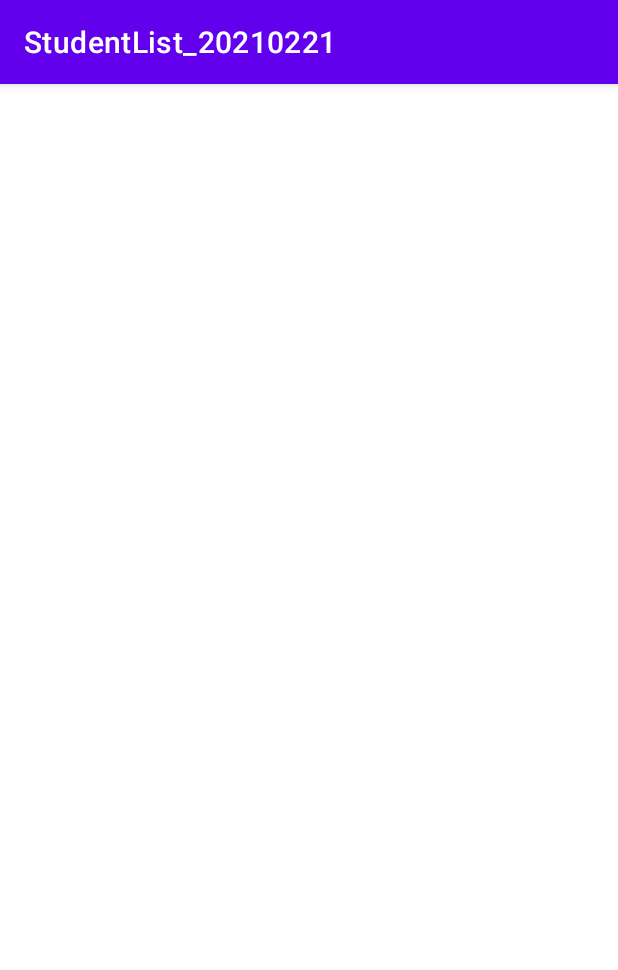
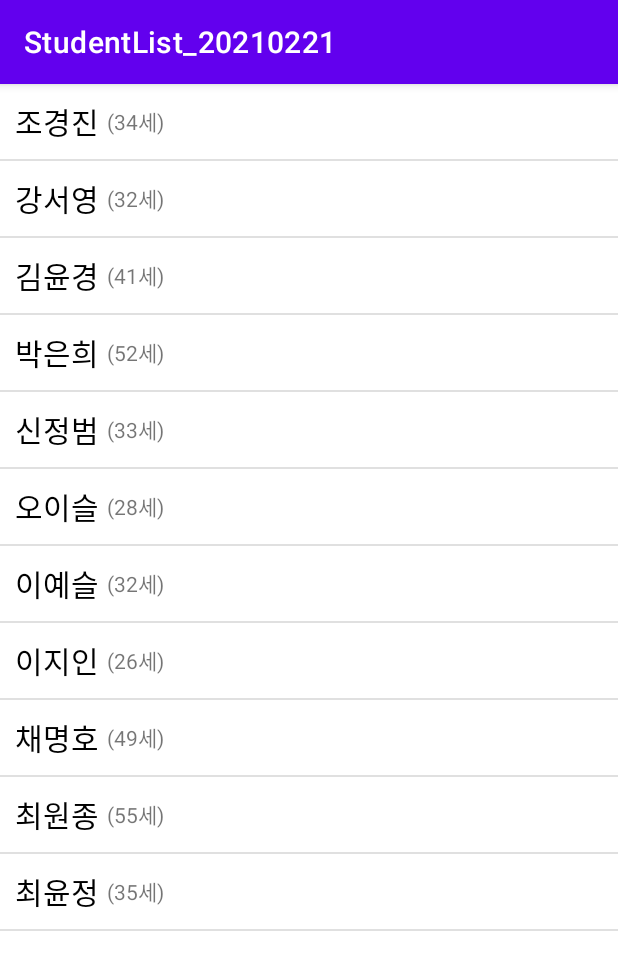
Before and after one commit to KIMHAUN/StudentList_20210221, an Android app: the screen it shows after launch (MainActivity), on a phone screen of 412 x 824 dp. Shown: the top 970 px of the screen. Run offline under Robolectric (Android 15) with nearby library versions, the phone set to English and light mode, and no system bars.

Commit message:
어댑터 xml Arraylist 조합 리스트뷰에 부착
어댑터 - getView 함수 수정 (실 데이터 반영)
but 나이는 아직 제대로 계산되지 않음

실제 나이 계산 로직 추가

리스트뷰 클릭 이벤트 추가

롱클릭 추가 이벤트

롱클릭 이벤트 변경 - 목록 제거 / 리스트뷰 새로 고침

롱클릭 이벤트 변경 - 경고창 확인시에만 삭제 진행

```diff
--- a/app/build.gradle
+++ b/app/build.gradle
@@ -1,6 +1,7 @@
 plugins {
     id 'com.android.application'
     id 'kotlin-android'
+    id 'kotlin-android-extensions'
 }
 
 android {
--- a/app/src/main/java/kr/co/neoplus/studentlist_20210221/MainActivity.kt
+++ b/app/src/main/java/kr/co/neoplus/studentlist_20210221/MainActivity.kt
@@ -1,17 +1,23 @@
 package kr.co.neoplus.studentlist_20210221
 
+import android.content.DialogInterface
 import androidx.appcompat.app.AppCompatActivity
 import android.os.Bundle
+import android.widget.Toast
+import androidx.appcompat.app.AlertDialog
+import kotlinx.android.synthetic.main.activity_main.*
+import kr.co.neoplus.studentlist_20210221.adapters.StudentAdapter
 import kr.co.neoplus.studentlist_20210221.datas.Student
 
 class MainActivity : AppCompatActivity() {
 
     val mStudentList = ArrayList<Student>()
 
+    lateinit var mAdapter : StudentAdapter
+
     override fun onCreate(savedInstanceState: Bundle?) {
         super.onCreate(savedInstanceState)
         setContentView(R.layout.activity_main)
-
 
         mStudentList.add(Student("조경진", 1988))
         mStudentList.add(Student("강서영", 1990))
@@ -25,5 +31,44 @@ class MainActivity : AppCompatActivity() {
         mStudentList.add(Student("최원종", 1967))
         mStudentList.add(Student("최윤정", 1987))
 
+        mAdapter = StudentAdapter(this, R.layout.student_list_item, mStudentList)
+
+        studentListView.adapter = mAdapter
+
+        studentListView.setOnItemClickListener { parent, view, position, id ->
+
+            val clickedStudent = mStudentList[position]
+            Toast.makeText(this, clickedStudent.name, Toast.LENGTH_SHORT).show()
+
+        }
+
+        studentListView.setOnItemLongClickListener { parent, view, position, id ->
+
+//            val std = mStudentList[position]
+//            Toast.makeText(this, "${std.name} 길게 눌림", Toast.LENGTH_SHORT).show()
+
+            val alert = AlertDialog.Builder(this)
+            alert.setTitle("삭제 확인")
+            alert.setMessage("정말 삭제하시겠습니까?")
+            alert.setPositiveButton("확인", DialogInterface.OnClickListener { dialog, which ->
+                mStudentList.removeAt(position)
+                mAdapter.notifyDataSetChanged()
+            })
+            alert.setNegativeButton("아니오", null)
+            alert.show()
+
+            return@setOnItemLongClickListener true
+
+        }
+
+
+
+
+
+
+
+
+
+
     }
 }
--- a/app/src/main/java/kr/co/neoplus/studentlist_20210221/adapters/StudentAdapter.kt
+++ b/app/src/main/java/kr/co/neoplus/studentlist_20210221/adapters/StudentAdapter.kt
@@ -5,9 +5,13 @@ import android.view.LayoutInflater
 import android.view.View
 import android.view.ViewGroup
 import android.widget.ArrayAdapter
+import android.widget.CalendarView
+import android.widget.TextView
 import kr.co.neoplus.studentlist_20210221.R
 import kr.co.neoplus.studentlist_20210221.datas.Student
 import java.sql.RowId
+import java.util.*
+import kotlin.collections.ArrayList
 
 class StudentAdapter(
     val mContext : Context,
@@ -25,6 +29,21 @@ class StudentAdapter(
 
         val row = tempRow!!
 
+        val student = mList[position]
+
+        val nameTxt = row.findViewById<TextView>(R.id.nameTxt)
+        val ageTxt = row.findViewById<TextView>(R.id.ageTxt)
+
+        nameTxt.text = student.name
+        ageTxt.text = "(${student.birthYear}세)"
+
+        val cal = Calendar.getInstance()
+        val age = cal.get(Calendar.YEAR) - student.birthYear + 1
+
+        ageTxt.text = "(${age}세)"
+
+
+
         return row
 
     }
--- a/app/src/main/res/layout/student_list_item.xml
+++ b/app/src/main/res/layout/student_list_item.xml
@@ -12,6 +12,7 @@
         android:padding="10dp">
 
         <TextView
+            android:id="@+id/nameTxt"
             android:layout_width="wrap_content"
             android:layout_height="wrap_content"
             android:textSize="20sp"
@@ -19,6 +20,7 @@
             android:textColor="#000000"/>
 
         <TextView
+            android:id="@+id/ageTxt"
             android:layout_width="wrap_content"
             android:layout_height="wrap_content"
             android:layout_marginLeft="5dp"
```
